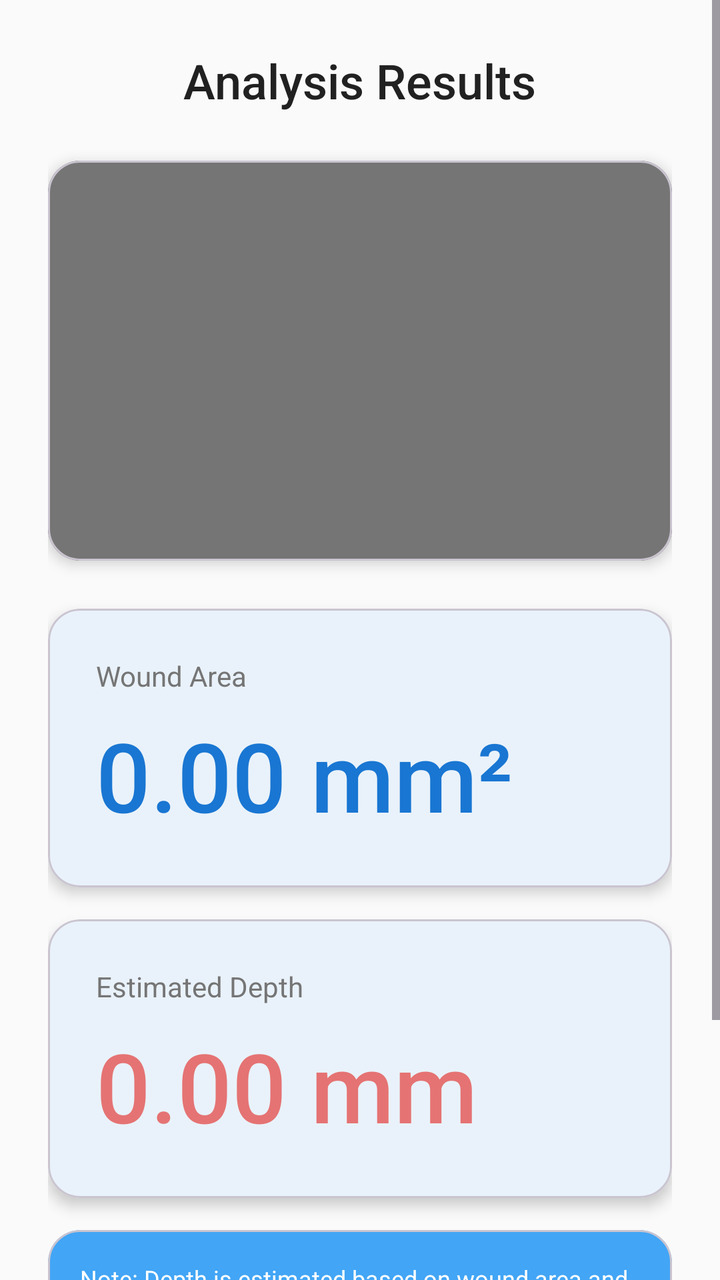
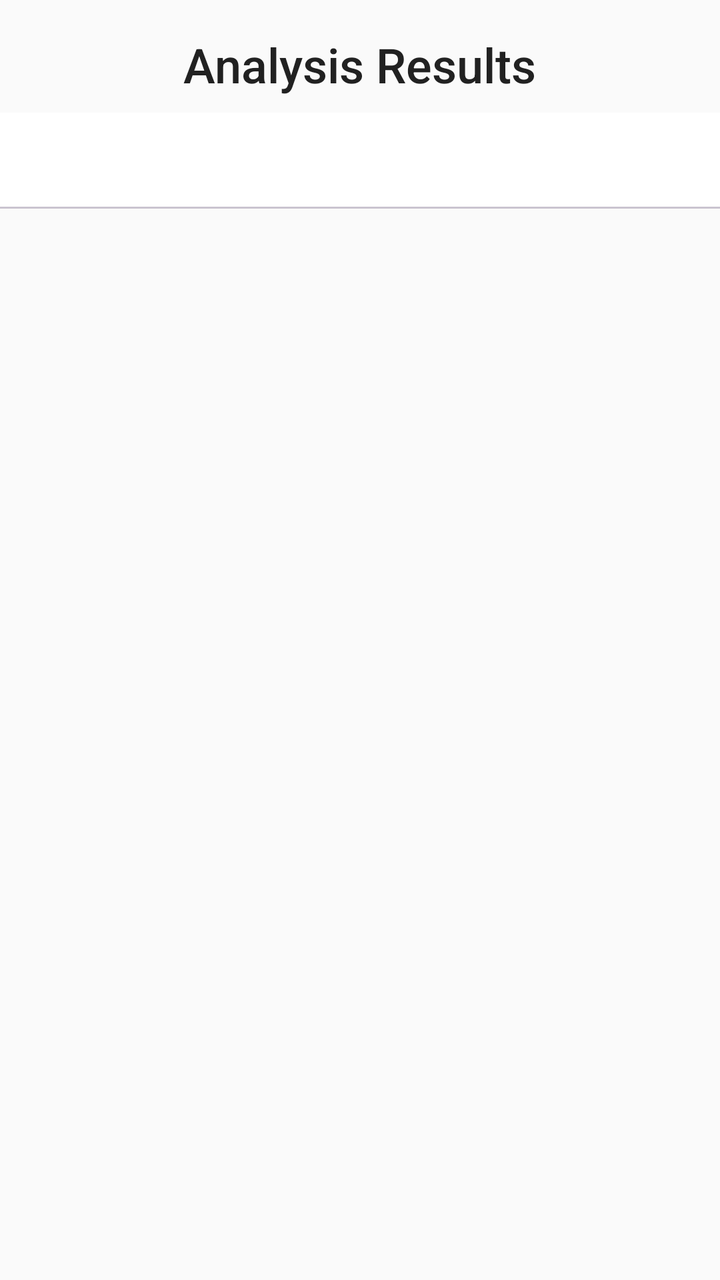

Before-and-after screenshots of an Android layout around one commit, followed by the original layout XML and the change that was made.
<!-- AndroidManifest.xml: application theme Theme.AppleByte004 -->
<!-- res/layout/fragment_results.xml -->
<?xml version="1.0" encoding="utf-8"?>
<androidx.constraintlayout.widget.ConstraintLayout xmlns:android="http://schemas.android.com/apk/res/android"
    xmlns:app="http://schemas.android.com/apk/res-auto"
    android:layout_width="match_parent"
    android:layout_height="match_parent"
    android:background="@color/background">

    <ScrollView
        android:layout_width="0dp"
        android:layout_height="0dp"
        android:fillViewport="true"
        app:layout_constraintBottom_toBottomOf="parent"
        app:layout_constraintEnd_toEndOf="parent"
        app:layout_constraintStart_toStartOf="parent"
        app:layout_constraintTop_toTopOf="parent">

        <LinearLayout
            android:layout_width="match_parent"
            android:layout_height="wrap_content"
            android:orientation="vertical"
            android:padding="@dimen/spacing_large">

            <TextView
                android:id="@+id/titleText"
                android:layout_width="wrap_content"
                android:layout_height="wrap_content"
                android:layout_gravity="center"
                android:text="@string/results_title"
                android:textColor="@color/text_primary"
                android:textSize="24sp"
                android:fontFamily="sans-serif-medium" />

            
            <com.google.android.material.card.MaterialCardView
                android:layout_width="match_parent"
                android:layout_height="wrap_content"
                android:layout_marginTop="@dimen/spacing_large"
                app:cardCornerRadius="@dimen/corner_radius"
                app:cardElevation="4dp">

                <ImageView
                    android:id="@+id/resultImage"
                    android:layout_width="match_parent"
                    android:layout_height="200dp"
                    android:scaleType="centerCrop"
                    android:contentDescription="Wound analysis result"
                    android:background="@color/text_secondary" />

            </com.google.android.material.card.MaterialCardView>

            
            <com.google.android.material.card.MaterialCardView
                android:layout_width="match_parent"
                android:layout_height="wrap_content"
                android:layout_marginTop="@dimen/spacing_large"
                app:cardCornerRadius="@dimen/corner_radius"
                app:cardElevation="4dp">

                <LinearLayout
                    android:layout_width="match_parent"
                    android:layout_height="wrap_content"
                    android:orientation="vertical"
                    android:padding="@dimen/spacing_large">

                    <TextView
                        android:layout_width="wrap_content"
                        android:layout_height="wrap_content"
                        android:text="@string/wound_area_label"
                        android:textColor="@color/text_secondary"
                        android:textSize="14sp" />

                    <TextView
                        android:id="@+id/areaValueText"
                        android:layout_width="wrap_content"
                        android:layout_height="wrap_content"
                        android:layout_marginTop="@dimen/spacing_small"
                        android:textColor="@color/primary"
                        android:textSize="@dimen/result_value_size"
                        android:fontFamily="sans-serif-medium"
                        android:text="0.00 mm²" />

                </LinearLayout>

            </com.google.android.material.card.MaterialCardView>

            
            <com.google.android.material.card.MaterialCardView
                android:layout_width="match_parent"
                android:layout_height="wrap_content"
                android:layout_marginTop="@dimen/spacing_medium"
                app:cardCornerRadius="@dimen/corner_radius"
                app:cardElevation="4dp">

                <LinearLayout
                    android:layout_width="match_parent"
                    android:layout_height="wrap_content"
                    android:orientation="vertical"
                    android:padding="@dimen/spacing_large">

                    <TextView
                        android:layout_width="wrap_content"
                        android:layout_height="wrap_content"
                        android:text="@string/wound_depth_label"
                        android:textColor="@color/text_secondary"
                        android:textSize="14sp" />

                    <TextView
                        android:id="@+id/depthValueText"
                        android:layout_width="wrap_content"
                        android:layout_height="wrap_content"
                        android:layout_marginTop="@dimen/spacing_small"
                        android:textColor="@color/error"
                        android:textSize="@dimen/result_value_size"
                        android:fontFamily="sans-serif-medium"
                        android:text="0.00 mm" />

                </LinearLayout>

            </com.google.android.material.card.MaterialCardView>

            
            <com.google.android.material.card.MaterialCardView
                android:layout_width="match_parent"
                android:layout_height="wrap_content"
                android:layout_marginTop="@dimen/spacing_medium"
                app:cardBackgroundColor="@color/primary_light"
                app:cardCornerRadius="@dimen/corner_radius"
                app:cardElevation="0dp">

                <TextView
                    android:layout_width="match_parent"
                    android:layout_height="wrap_content"
                    android:padding="@dimen/spacing_medium"
                    android:text="Note: Depth is estimated based on wound area and 3D reconstruction. For accurate measurements, use calibrated equipment."
                    android:textColor="@android:color/white"
                    android:textSize="12sp" />

            </com.google.android.material.card.MaterialCardView>

            
            <LinearLayout
                android:layout_width="match_parent"
                android:layout_height="wrap_content"
                android:layout_marginTop="@dimen/spacing_xlarge"
                android:orientation="horizontal">

                <com.google.android.material.button.MaterialButton
                    android:id="@+id/saveButton"
                    style="@style/Widget.Material3.Button.OutlinedButton"
                    android:layout_width="0dp"
                    android:layout_height="@dimen/button_height"
                    android:layout_weight="1"
                    android:layout_marginEnd="@dimen/spacing_small"
                    android:text="Save Results"
                    app:cornerRadius="24dp" />

                <com.google.android.material.button.MaterialButton
                    android:id="@+id/newScanButton"
                    android:layout_width="0dp"
                    android:layout_height="@dimen/button_height"
                    android:layout_weight="1"
                    android:layout_marginStart="@dimen/spacing_small"
                    android:text="New Scan"
                    app:cornerRadius="24dp" />

            </LinearLayout>

        </LinearLayout>

    </ScrollView>

</androidx.constraintlayout.widget.ConstraintLayout>
<!-- resources referenced by this layout -->
<resources>
  <color name="background">#FAFAFA</color>
  <color name="error">#E57373</color>
  <color name="primary">#1976D2</color>
  <color name="primary_light">#42A5F5</color>
  <color name="text_primary">#212121</color>
  <color name="text_secondary">#757575</color>
  <dimen name="button_height">56dp</dimen>
  <dimen name="corner_radius">16dp</dimen>
  <dimen name="result_value_size">48sp</dimen>
  <dimen name="spacing_large">24dp</dimen>
  <dimen name="spacing_medium">16dp</dimen>
  <dimen name="spacing_small">8dp</dimen>
  <dimen name="spacing_xlarge">32dp</dimen>
  <string name="results_title">Analysis Results</string>
  <string name="wound_area_label">Wound Area</string>
  <string name="wound_depth_label">Estimated Depth</string>
  <style name="Theme.AppleByte004" parent="Theme.Material3.Light.NoActionBar">
          <item name="colorPrimary">@color/primary</item>
          <item name="colorPrimaryDark">@color/primary_dark</item>
          <item name="colorSecondary">@color/secondary</item>
          <item name="colorOnPrimary">@color/on_primary</item>
          <item name="colorOnSecondary">@color/on_secondary</item>
          <item name="android:colorBackground">@color/background</item>
          <item name="colorSurface">@color/surface</item>
          <item name="colorError">@color/error</item>
          <item name="android:statusBarColor">@color/primary_dark</item>
          <item name="android:navigationBarColor">@color/primary_dark</item>
      </style>
  <color name="primary_dark">#1565C0</color>
  <color name="secondary">#26A69A</color>
  <color name="on_primary">#FFFFFF</color>
  <color name="on_secondary">#FFFFFF</color>
  <color name="surface">#FFFFFF</color>
</resources>

<!-- the commit's change to res/layout/fragment_results.xml (unified diff, before → after) -->
@@ -5,168 +5,37 @@
     android:layout_height="match_parent"
     android:background="@color/background">
 
-    <ScrollView
+    <TextView
+        android:id="@+id/titleText"
+        android:layout_width="wrap_content"
+        android:layout_height="wrap_content"
+        android:layout_marginTop="@dimen/spacing_medium"
+        android:text="@string/results_title"
+        android:textColor="@color/text_primary"
+        android:textSize="24sp"
+        android:fontFamily="sans-serif-medium"
+        app:layout_constraintEnd_toEndOf="parent"
+        app:layout_constraintStart_toStartOf="parent"
+        app:layout_constraintTop_toTopOf="parent" />
+
+    <com.google.android.material.tabs.TabLayout
+        android:id="@+id/tabLayout"
+        android:layout_width="0dp"
+        android:layout_height="wrap_content"
+        android:layout_marginTop="@dimen/spacing_small"
+        app:tabMode="fixed"
+        app:tabGravity="fill"
+        app:layout_constraintEnd_toEndOf="parent"
+        app:layout_constraintStart_toStartOf="parent"
+        app:layout_constraintTop_toBottomOf="@id/titleText" />
+
+    <androidx.viewpager2.widget.ViewPager2
+        android:id="@+id/viewPager"
         android:layout_width="0dp"
         android:layout_height="0dp"
-        android:fillViewport="true"
         app:layout_constraintBottom_toBottomOf="parent"
         app:layout_constraintEnd_toEndOf="parent"
         app:layout_constraintStart_toStartOf="parent"
-        app:layout_constraintTop_toTopOf="parent">
-
-        <LinearLayout
-            android:layout_width="match_parent"
-            android:layout_height="wrap_content"
-            android:orientation="vertical"
-            android:padding="@dimen/spacing_large">
-
-            <TextView
-                android:id="@+id/titleText"
-                android:layout_width="wrap_content"
-                android:layout_height="wrap_content"
-                android:layout_gravity="center"
-                android:text="@string/results_title"
-                android:textColor="@color/text_primary"
-                android:textSize="24sp"
-                android:fontFamily="sans-serif-medium" />
-
-            
-            <com.google.android.material.card.MaterialCardView
-                android:layout_width="match_parent"
-                android:layout_height="wrap_content"
-                android:layout_marginTop="@dimen/spacing_large"
-                app:cardCornerRadius="@dimen/corner_radius"
-                app:cardElevation="4dp">
-
-                <ImageView
-                    android:id="@+id/resultImage"
-                    android:layout_width="match_parent"
-                    android:layout_height="200dp"
-                    android:scaleType="centerCrop"
-                    android:contentDescription="Wound analysis result"
-                    android:background="@color/text_secondary" />
-
-            </com.google.android.material.card.MaterialCardView>
-
-            
-            <com.google.android.material.card.MaterialCardView
-                android:layout_width="match_parent"
-                android:layout_height="wrap_content"
-                android:layout_marginTop="@dimen/spacing_large"
-                app:cardCornerRadius="@dimen/corner_radius"
-                app:cardElevation="4dp">
-
-                <LinearLayout
-                    android:layout_width="match_parent"
-                    android:layout_height="wrap_content"
-                    android:orientation="vertical"
-                    android:padding="@dimen/spacing_large">
-
-                    <TextView
-                        android:layout_width="wrap_content"
-                        android:layout_height="wrap_content"
-                        android:text="@string/wound_area_label"
-                        android:textColor="@color/text_secondary"
-                        android:textSize="14sp" />
-
-                    <TextView
-                        android:id="@+id/areaValueText"
-                        android:layout_width="wrap_content"
-                        android:layout_height="wrap_content"
-                        android:layout_marginTop="@dimen/spacing_small"
-                        android:textColor="@color/primary"
-                        android:textSize="@dimen/result_value_size"
-                        android:fontFamily="sans-serif-medium"
-                        android:text="0.00 mm²" />
-
-                </LinearLayout>
-
-            </com.google.android.material.card.MaterialCardView>
-
-            
-            <com.google.android.material.card.MaterialCardView
-                android:layout_width="match_parent"
-                android:layout_height="wrap_content"
-                android:layout_marginTop="@dimen/spacing_medium"
-                app:cardCornerRadius="@dimen/corner_radius"
-                app:cardElevation="4dp">
-
-                <LinearLayout
-                    android:layout_width="match_parent"
-                    android:layout_height="wrap_content"
-                    android:orientation="vertical"
-                    android:padding="@dimen/spacing_large">
-
-                    <TextView
-                        android:layout_width="wrap_content"
-                        android:layout_height="wrap_content"
-                        android:text="@string/wound_depth_label"
-                        android:textColor="@color/text_secondary"
-                        android:textSize="14sp" />
-
-                    <TextView
-                        android:id="@+id/depthValueText"
-                        android:layout_width="wrap_content"
-                        android:layout_height="wrap_content"
-                        android:layout_marginTop="@dimen/spacing_small"
-                        android:textColor="@color/error"
-                        android:textSize="@dimen/result_value_size"
-                        android:fontFamily="sans-serif-medium"
-                        android:text="0.00 mm" />
-
-                </LinearLayout>
-
-            </com.google.android.material.card.MaterialCardView>
-
-            
-            <com.google.android.material.card.MaterialCardView
-                android:layout_width="match_parent"
-                android:layout_height="wrap_content"
-                android:layout_marginTop="@dimen/spacing_medium"
-                app:cardBackgroundColor="@color/primary_light"
-                app:cardCornerRadius="@dimen/corner_radius"
-                app:cardElevation="0dp">
-
-                <TextView
-                    android:layout_width="match_parent"
-                    android:layout_height="wrap_content"
-                    android:padding="@dimen/spacing_medium"
-                    android:text="Note: Depth is estimated based on wound area and 3D reconstruction. For accurate measurements, use calibrated equipment."
-                    android:textColor="@android:color/white"
-                    android:textSize="12sp" />
-
-            </com.google.android.material.card.MaterialCardView>
-
-            
-            <LinearLayout
-                android:layout_width="match_parent"
-                android:layout_height="wrap_content"
-                android:layout_marginTop="@dimen/spacing_xlarge"
-                android:orientation="horizontal">
-
-                <com.google.android.material.button.MaterialButton
-                    android:id="@+id/saveButton"
-                    style="@style/Widget.Material3.Button.OutlinedButton"
-                    android:layout_width="0dp"
-                    android:layout_height="@dimen/button_height"
-                    android:layout_weight="1"
-                    android:layout_marginEnd="@dimen/spacing_small"
-                    android:text="Save Results"
-                    app:cornerRadius="24dp" />
-
-                <com.google.android.material.button.MaterialButton
-                    android:id="@+id/newScanButton"
-                    android:layout_width="0dp"
-                    android:layout_height="@dimen/button_height"
-                    android:layout_weight="1"
-                    android:layout_marginStart="@dimen/spacing_small"
-                    android:text="New Scan"
-                    app:cornerRadius="24dp" />
-
-            </LinearLayout>
-
-        </LinearLayout>
-
-    </ScrollView>
+        app:layout_constraintTop_toBottomOf="@id/tabLayout" />
 
 </androidx.constraintlayout.widget.ConstraintLayout>
<!-- resource entries referenced after the edit -->
@@ -3,19 +3,10 @@
   <color name="background">#FAFAFA</color>
   <color name="error">#E57373</color>
   <color name="primary">#1976D2</color>
-  <color name="primary_light">#42A5F5</color>
   <color name="text_primary">#212121</color>
-  <color name="text_secondary">#757575</color>
-  <dimen name="button_height">56dp</dimen>
-  <dimen name="corner_radius">16dp</dimen>
-  <dimen name="result_value_size">48sp</dimen>
-  <dimen name="spacing_large">24dp</dimen>
   <dimen name="spacing_medium">16dp</dimen>
   <dimen name="spacing_small">8dp</dimen>
-  <dimen name="spacing_xlarge">32dp</dimen>
   <string name="results_title">Analysis Results</string>
-  <string name="wound_area_label">Wound Area</string>
-  <string name="wound_depth_label">Estimated Depth</string>
   <style name="Theme.AppleByte004" parent="Theme.Material3.Light.NoActionBar">
           <item name="colorPrimary">@color/primary</item>
           <item name="colorPrimaryDark">@color/primary_dark</item>
